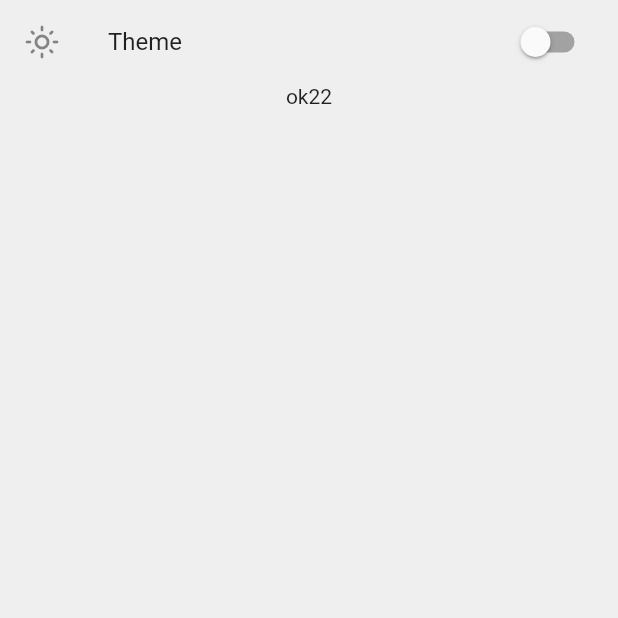
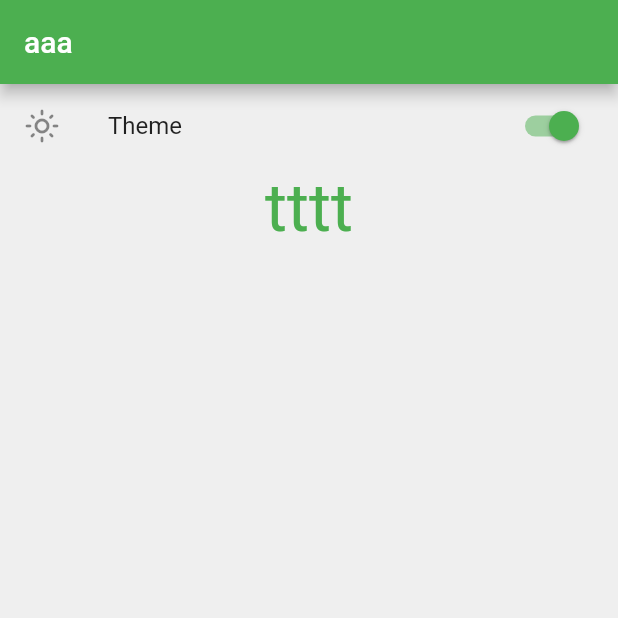
Before and after one commit to present1602/user-app, a Flutter app: the screen it shows after launch, after a tap on "Theme", on a phone screen of 412 x 824 dp, the top half of it. Run offline on Flutter 3.47's test engine with Material 2 defaults, Android fonts, the phone set to English and light mode, and no system bars; missing offline and left inert: kakao_flutter_sdk_user.

Commit message:
swith theme

```diff
--- a/lib/main.dart
+++ b/lib/main.dart
@@ -1,7 +1,9 @@
 import 'package:flutter/material.dart';
 import 'package:kakao_flutter_sdk_user/kakao_flutter_sdk_user.dart';
+import 'package:provider/provider.dart';
 import 'package:user_app/core/routes/routes.dart';
 import 'package:user_app/core/routes/routes_name.dart';
+import 'package:user_app/providers/dark_theme_provider.dart';
 import 'package:user_app/view/explorer_view.dart';
 import 'package:user_app/view/main_view.dart';
 import 'package:user_app/view/mypage_view.dart';
@@ -32,8 +34,9 @@ class _MyAppState extends State<MyApp> {
   // IconData _iconDark = Icons.nights_stay;
 
   ThemeData lightTheme = ThemeData(
-      primarySwatch: Colors.red,
-      scaffoldBackgroundColor: const Color(0xFFEFEFEF));
+    primarySwatch: Colors.red,
+    scaffoldBackgroundColor: const Color(0xFFEFEFEF),
+  );
 
   ThemeData darkTheme = ThemeData(
       primarySwatch: Colors.green,
@@ -50,31 +53,28 @@ class _MyAppState extends State<MyApp> {
     });
   }
 
+  DarkThemeProvider themeChangeProvider = DarkThemeProvider();
+
   @override
   Widget build(BuildContext context) {
-    return MaterialApp(
-      title: 'Flutter Demo',
-      theme: _isDarkMode ? darkTheme : lightTheme,
-      // theme: ThemeData(
-      //     primarySwatch: Colors.green,
-      //     scaffoldBackgroundColor: const Color(0xFFEFEFEF)),
-      // theme: _isDarkMode ? _darkTheme : _lightTheme,
-
-      // home: Scaffold(
-      //   appBar: AppBar(title: Text("Dark & light theme")),
-      //   body: Center(
-      //     child: ElevatedButton(
-      //       onPressed: () {
-      //         _switchTheme();
-      //       },
-      //       child: Text('theme change'),
-      //     ),
-      //   ),
-      // ),
-
-      initialRoute: RoutesName.settings,
-      routes: namedRoutes,
-    );
+    return MultiProvider(
+        providers: [
+          ChangeNotifierProvider<DarkThemeProvider>(
+            // create: (_) => DarkThemeProvider(),
+            create: (_) {
+              return themeChangeProvider;
+            },
+          )
+        ],
+        child:
+            Consumer<DarkThemeProvider>(builder: (context, themeData, child) {
+          return MaterialApp(
+            title: 'my app',
+            theme: themeChangeProvider.darkTheme ? darkTheme : lightTheme,
+            initialRoute: RoutesName.settings,
+            routes: namedRoutes,
+          );
+        }));
   }
 }
 
--- /dev/null
+++ b/lib/providers/dark_theme_provider.dart
@@ -0,0 +1,12 @@
+import 'package:flutter/material.dart';
+
+class DarkThemeProvider with ChangeNotifier {
+  bool _darkTheme = false;
+
+  bool get darkTheme => _darkTheme;
+
+  set darkTheme(bool value) {
+    _darkTheme = value;
+    notifyListeners();
+  }
+}
--- a/lib/view/settings_view.dart
+++ b/lib/view/settings_view.dart
@@ -1,6 +1,8 @@
 import 'package:flutter/material.dart';
 import 'package:flutter/src/widgets/container.dart';
 import 'package:flutter/src/widgets/framework.dart';
+import 'package:provider/provider.dart';
+import 'package:user_app/providers/dark_theme_provider.dart';
 
 class SettingsScreen extends StatefulWidget {
   const SettingsScreen({super.key});
@@ -14,22 +16,33 @@ class _SettingsScreenState extends State<SettingsScreen> {
 
   @override
   Widget build(BuildContext context) {
+    final darkThemeProvider = Provider.of<DarkThemeProvider>(context);
+
     return Scaffold(
-      body: Container(
+      appBar: AppBar(title: Text("aaa")),
+      body: SafeArea(
+        child: Container(
           child: Column(
             children: [
               SwitchListTile(
                 title: Text("Theme"),
-              value: false,
+                value: darkThemeProvider.darkTheme,
                 onChanged: (bool val) {
                   setState(() {
-                  mode = "ok22";
+                    darkThemeProvider.darkTheme = val;
                   });
                 },
                 secondary: Icon(Icons.light_mode_outlined),
               ),
-            Text(mode)
+              Text(
+                "tttt",
+                style: Theme.of(context)
+                    .textTheme
+                    .headline3!
+                    .copyWith(color: Theme.of(context).colorScheme.primary),
+              )
             ],
+          ),
         ),
       ),
     );
--- a/pubspec.yaml
+++ b/pubspec.yaml
@@ -36,6 +36,7 @@ dependencies:
   # Use with the CupertinoIcons class for iOS style icons.
   cupertino_icons: ^1.0.2
   kakao_flutter_sdk_user: ^1.4.2
+  provider: ^6.0.5
 
 dev_dependencies:
   flutter_test:
```
Also changed, not shown: pubspec.lock. Lines whose indentation alone changed are shown as unchanged.
